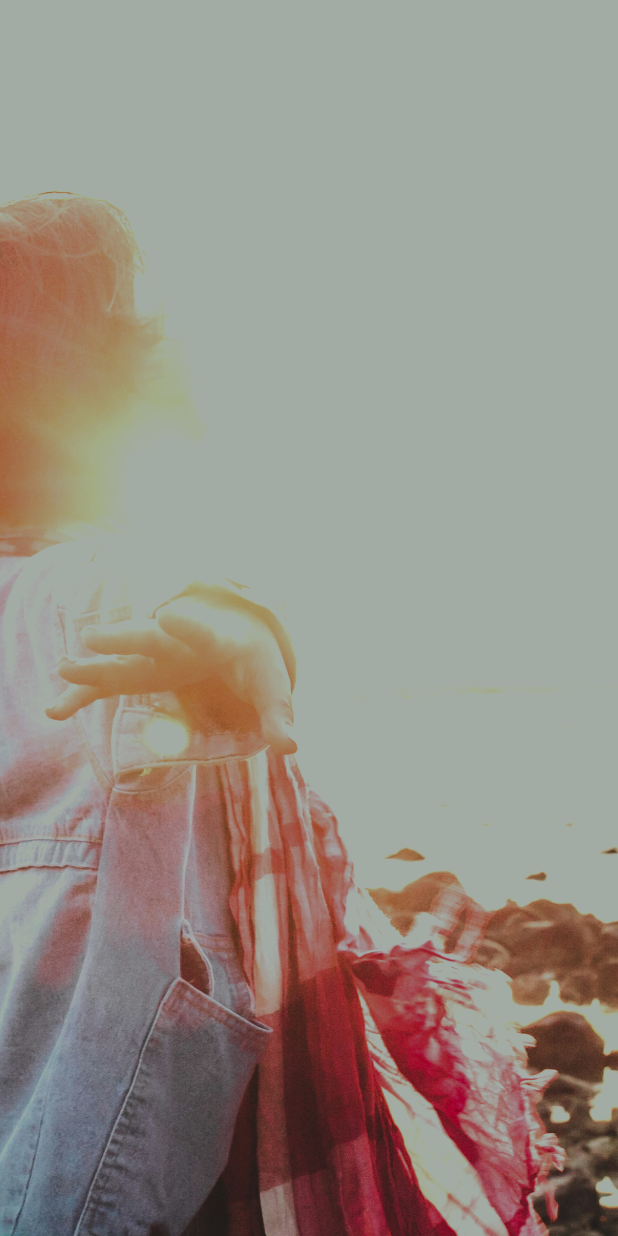
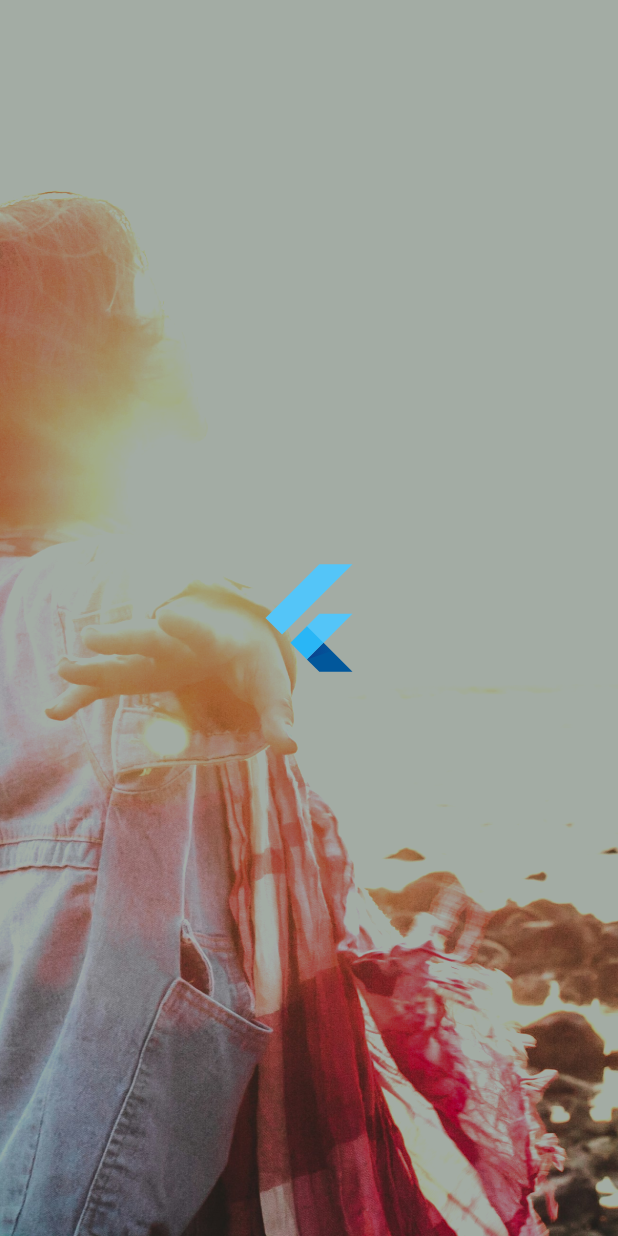
Before and after one commit to AzzamHussain/FlutterProjects, a Flutter app: the screen it shows after launch, on a phone screen of 412 x 824 dp. Run offline on Flutter 3.47's test engine with Material 3 defaults, Android fonts, the phone set to English and light mode, and no system bars.

Commit message:
first task

```diff
--- a/loginapp/lib/main.dart
+++ b/loginapp/lib/main.dart
@@ -29,6 +29,14 @@
             fit: BoxFit.cover,
             color: Color.fromARGB(255, 163, 172, 164),
             colorBlendMode: BlendMode.darken,
+          ),
+          new Column(
+            mainAxisAlignment: MainAxisAlignment.center,
+            children: <Widget>[
+              new FlutterLogo(
+                size: 80,
+              )
+            ],
           )
         ],
       ),
```
